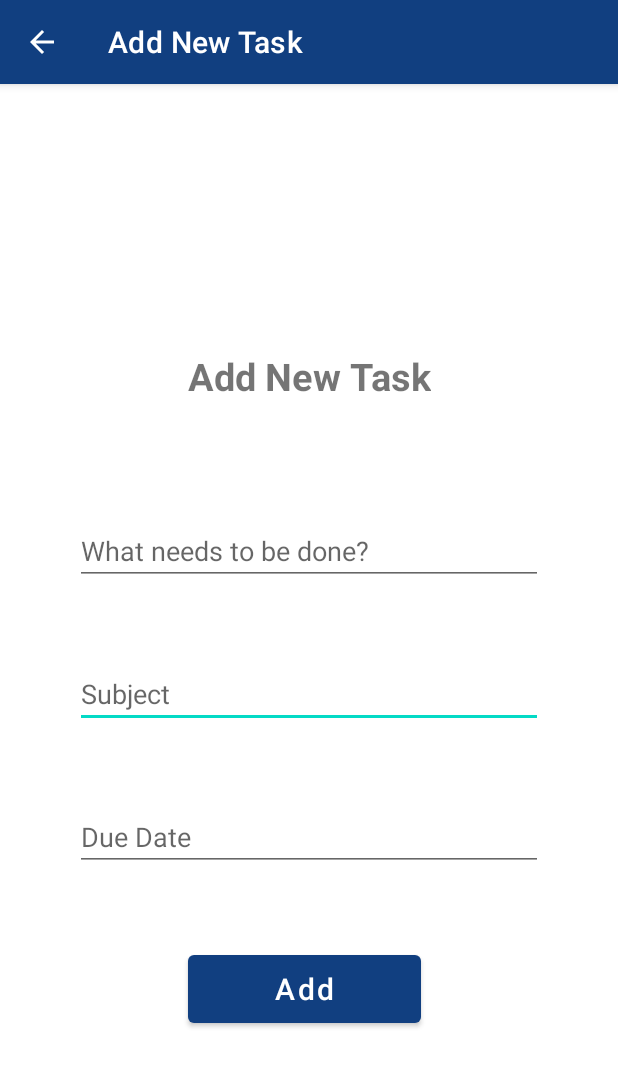
After one commit to m4rkl1n/StudyReminder, an Android app: the AddActivity screen opened directly, with no data from a screen before it, on a phone screen of 412 x 824 dp. The commit adds this screen. Shown: the top 1067 px of the screen. Run offline under Robolectric (Android 15) with nearby library versions, the phone set to English and light mode, and no system bars.

Commit message:
sqlite able to receive all data from user entry

```diff
--- a/app/src/main/AndroidManifest.xml
+++ b/app/src/main/AndroidManifest.xml
@@ -9,6 +9,9 @@
         android:roundIcon="@mipmap/ic_launcher_round"
         android:supportsRtl="true"
         android:theme="@style/Theme.StudyReminder">
+        <activity android:name=".AddActivity"
+            android:label="@string/addTask"
+            android:parentActivityName=".MainActivity"></activity>
         <activity android:name=".MainActivity">
             <intent-filter>
                 <action android:name="android.intent.action.MAIN" />
--- /dev/null
+++ b/app/src/main/java/com/example/studyreminder/AddActivity.java
@@ -0,0 +1,30 @@
+package com.example.studyreminder;
+
+import androidx.appcompat.app.AppCompatActivity;
+
+import android.os.Bundle;
+import android.widget.Button;
+import android.widget.EditText;
+
+public class AddActivity extends AppCompatActivity {
+
+    EditText subjectEntry, descEntry, dateEntry;
+    Button addBtn;
+
+    @Override
+    protected void onCreate(Bundle savedInstanceState) {
+        super.onCreate(savedInstanceState);
+        setContentView(R.layout.activity_add);
+
+        subjectEntry = findViewById(R.id.subjectEntry);
+        descEntry = findViewById(R.id.descEntry);
+        dateEntry =  findViewById(R.id.dateEntry);
+        addBtn = findViewById(R.id.addbtn);
+        addBtn.setOnClickListener(view -> {
+            myDatabase myDB = new myDatabase(AddActivity.this);
+            myDB.addTask(subjectEntry.getText().toString().trim(),
+                    descEntry.getText().toString().trim(),
+                    Integer.valueOf(dateEntry.getText().toString().trim()));
+        });
+    }
+}
--- /dev/null
+++ b/app/src/main/res/layout/activity_add.xml
@@ -0,0 +1,84 @@
+<?xml version="1.0" encoding="utf-8"?>
+<androidx.constraintlayout.widget.ConstraintLayout
+    xmlns:android="http://schemas.android.com/apk/res/android"
+    xmlns:app="http://schemas.android.com/apk/res-auto"
+    xmlns:tools="http://schemas.android.com/tools"
+    android:layout_width="match_parent"
+    android:layout_height="match_parent">
+
+    <TextView
+        android:id="@+id/addTasktxt"
+        android:layout_width="wrap_content"
+        android:layout_height="wrap_content"
+        android:layout_marginTop="150dp"
+        android:layout_marginBottom="50dp"
+        android:text="@string/addTask"
+        android:textSize="25dp"
+        android:textStyle="bold"
+        app:layout_constraintBottom_toTopOf="@+id/descEntry"
+        app:layout_constraintEnd_toEndOf="parent"
+        app:layout_constraintStart_toStartOf="parent"
+        app:layout_constraintTop_toTopOf="parent" />
+
+    <Button
+        android:id="@+id/addbtn"
+        android:layout_width="155dp"
+        android:layout_height="57dp"
+        android:layout_marginTop="50dp"
+        android:layout_marginBottom="136dp"
+        android:text="@string/add"
+        android:textAllCaps="false"
+        android:textSize="20dp"
+        app:layout_constraintBottom_toBottomOf="parent"
+        app:layout_constraintEnd_toEndOf="parent"
+        app:layout_constraintHorizontal_bias="0.488"
+        app:layout_constraintStart_toStartOf="parent"
+        app:layout_constraintTop_toBottomOf="@+id/dateEntry"
+        />
+
+    <EditText
+        android:id="@+id/subjectEntry"
+        android:layout_width="match_parent"
+        android:layout_height="wrap_content"
+        android:layout_marginStart="50dp"
+        android:layout_marginEnd="50dp"
+        android:layout_marginBottom="50dp"
+        android:ems="10"
+        android:hint="@string/Subject"
+
+        android:inputType="textPersonName"
+        app:layout_constraintBottom_toTopOf="@+id/dateEntry"
+        app:layout_constraintEnd_toEndOf="parent"
+        app:layout_constraintHorizontal_bias="1.0"
+        app:layout_constraintStart_toStartOf="parent" />
+
+    <EditText
+        android:id="@+id/descEntry"
+        android:layout_width="match_parent"
+        android:layout_height="wrap_content"
+        android:layout_marginStart="50dp"
+        android:layout_marginEnd="50dp"
+        android:layout_marginBottom="50dp"
+        android:ems="10"
+        android:hint="What needs to be done?"
+        android:inputType="text"
+        app:layout_constraintBottom_toTopOf="@+id/subjectEntry"
+        app:layout_constraintEnd_toEndOf="parent"
+        app:layout_constraintHorizontal_bias="0.0"
+        app:layout_constraintStart_toStartOf="parent" />
+
+    <EditText
+        android:id="@+id/dateEntry"
+        android:layout_width="match_parent"
+        android:layout_height="wrap_content"
+        android:layout_marginStart="50dp"
+        android:layout_marginTop="50dp"
+        android:layout_marginEnd="50dp"
+        android:ems="10"
+        android:hint="@string/taskDueDate"
+        android:inputType="phone"
+        app:layout_constraintEnd_toEndOf="parent"
+        app:layout_constraintHorizontal_bias="1.0"
+        app:layout_constraintStart_toStartOf="parent"
+        app:layout_constraintTop_toBottomOf="@+id/subjectEntry" />
+</androidx.constraintlayout.widget.ConstraintLayout>
--- a/app/src/main/res/values/colors.xml
+++ b/app/src/main/res/values/colors.xml
@@ -2,6 +2,6 @@
 <resources>
     <color name="black">#FF000000</color>
     <color name="white">#FFFFFFFF</color>
-    <color name="blue">#0091ff</color>
-    <color name="darkblue">#0074cc</color>
+    <color name="blue">#113f80</color>
+    <color name="darkblue">#0d2c57</color>
 </resources>
--- a/app/src/main/res/values/strings.xml
+++ b/app/src/main/res/values/strings.xml
@@ -6,7 +6,7 @@
     <string name="taskDescription">Description</string>
     <string name="taskTitle">Task Name</string>
     <string name="taskDueDate">Due Date</string>
-<!--    <string name=""></string>-->
+        <string name="Subject">Subject</string>
     <!--    <string name=""></string>-->
     <!--    <string name=""></string>-->
     <!--    <string name=""></string>-->
```
Also changed, not shown: app/src/main/java/com/example/studyreminder/MainActivity.java (+43 -6 lines), app/src/main/java/com/example/studyreminder/NewTask.java (deleted, +0 -7 lines), app/src/main/java/com/example/studyreminder/myDatabase.java (+45 -13 lines), app/src/main/res/layout/activity_main.xml (+6 -5 lines). Lines whose indentation alone changed are shown as unchanged.
